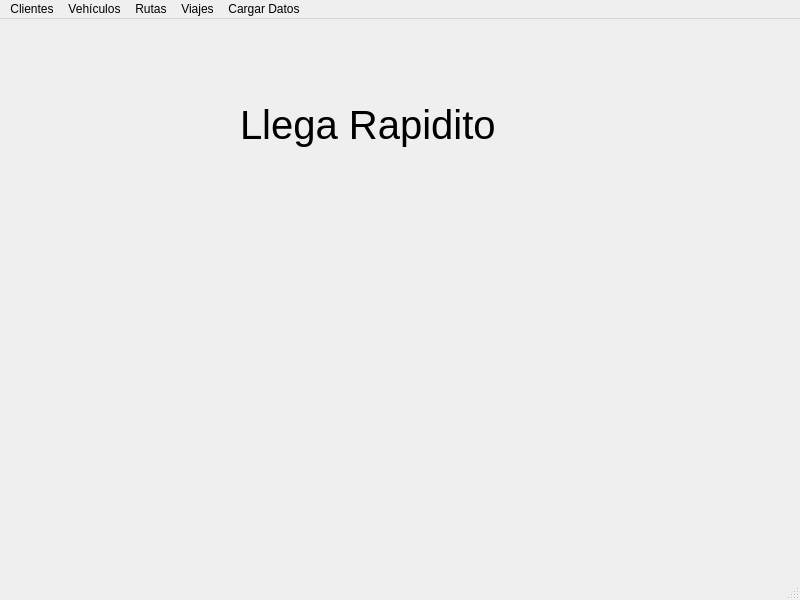
HerberthReyes07/EDD_EVD24_P2, file src/iu/main.ui: the form before one commit.
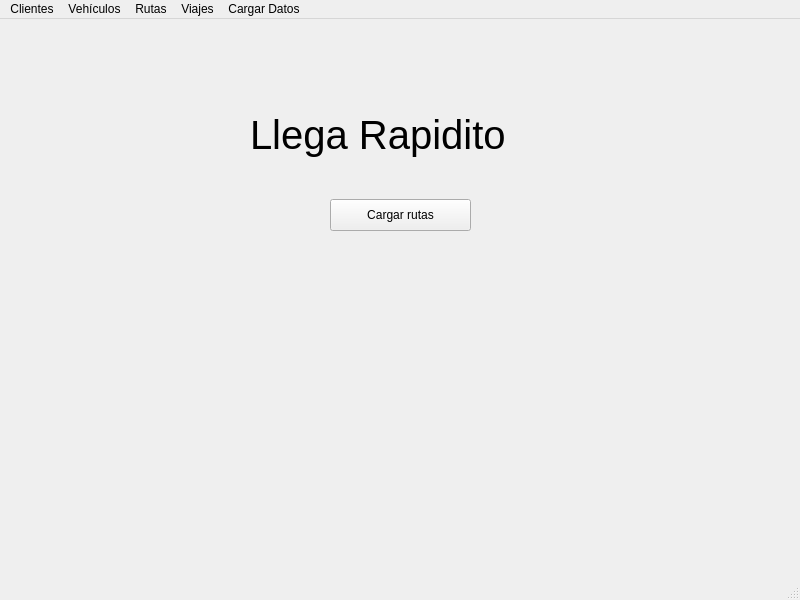
The form after the commit.

Commit message: Agregando: modulo de rutas

The edit to the form file:
```diff
--- a/src/iu/main.ui
+++ b/src/iu/main.ui
@@ -17,8 +17,8 @@
    <widget class="QLabel" name="label">
     <property name="geometry">
      <rect>
-      <x>240</x>
-      <y>60</y>
+      <x>250</x>
+      <y>70</y>
       <width>321</width>
       <height>91</height>
      </rect>
@@ -33,6 +33,19 @@
      <string>Llega Rapidito</string>
     </property>
    </widget>
+   <widget class="QPushButton" name="pushButton_cargar_rutas">
+    <property name="geometry">
+     <rect>
+      <x>330</x>
+      <y>180</y>
+      <width>141</width>
+      <height>32</height>
+     </rect>
+    </property>
+    <property name="text">
+     <string>Cargar rutas</string>
+    </property>
+   </widget>
   </widget>
   <widget class="QMenuBar" name="menubar">
    <property name="geometry">
```
Left out of the diff: 1 changed line with no effect on the pictures. The commit also changes 15 other files.
